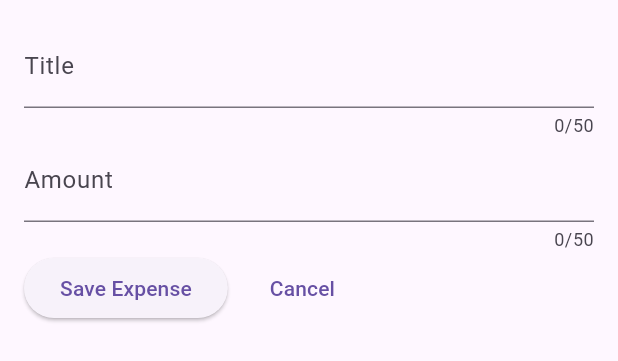
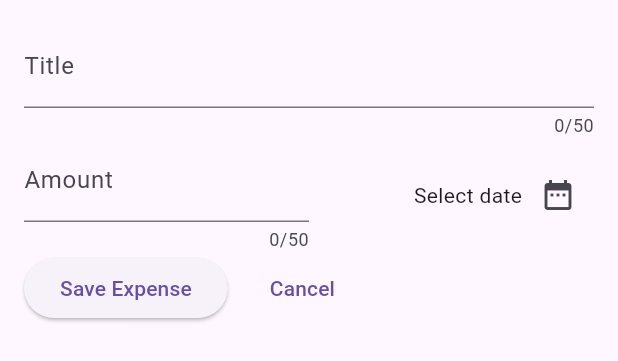
Before and after one commit to ammarelriyali/Expenses-Tracker, a Flutter app: the NewExpensesPage widget shown alone on an empty page, opened directly, on a phone screen of 412 x 824 dp. Shown: the top 361 px of the screen. Run offline on Flutter 3.47's test engine with Material 3 defaults, Android fonts, the phone set to English and light mode, and no system bars.

Commit message:
add form and select date functionality

```diff
--- a/expenses_tracker/lib/Module/Expenses/Widgets/Screens/new_expenses_page.dart
+++ b/expenses_tracker/lib/Module/Expenses/Widgets/Screens/new_expenses_page.dart
@@ -1,6 +1,8 @@
 import 'package:expenses_tracker/Util/Constants/expenses/new_expense_constants.dart';
 import 'package:expenses_tracker/Util/Constants/theme_constants.dart';
 import 'package:flutter/material.dart';
+import 'package:intl/intl.dart';
+final formatter = DateFormat.MMMEd();
 
 class NewExpensesPage extends StatefulWidget {
   const NewExpensesPage({super.key});
@@ -14,6 +16,18 @@ class NewExpensesPage extends StatefulWidget {
 class _NewExpensesPage extends State<NewExpensesPage> {
   final _titleTextController = TextEditingController();
   final _amountTextController = TextEditingController();
+  DateTime? _selectedDate;
+
+  void _showDate() async {
+    final date = DateTime.now();
+    final firstDate = DateTime(date.year,date.month -1);
+    final lastDate = DateTime(date.year,date.month +1);
+    final result  = await showDatePicker(
+        context: context, firstDate: firstDate, lastDate: lastDate);
+      setState(() {
+        _selectedDate = result ;
+      });
+  }
 
   @override
   void dispose() {
@@ -30,33 +44,49 @@ class _NewExpensesPage extends State<NewExpensesPage> {
         children: [
           TextField(
             controller: _titleTextController,
-            maxLength: NewExpenseConstants.expenseTitleTextLength,
+            maxLength: NewExpenseConstants.titleTextLength,
             decoration: const InputDecoration(
-                label: Text(NewExpenseConstants.expenseTitleText)),
-          ),
-          TextField(
-            controller: _amountTextController,
-            keyboardType: TextInputType.number,
-            maxLength: NewExpenseConstants.expenseTitleTextLength,
-            decoration: const InputDecoration( prefixText: "\$ ",
-                label: Text(NewExpenseConstants.expenseAmountText)),
+                label: Text(NewExpenseConstants.titleText)),
           ),
           Row(
             children: [
-
+              Expanded(
+                child: TextField(
+                  controller: _amountTextController,
+                  keyboardType: TextInputType.number,
+                  maxLength: NewExpenseConstants.titleTextLength,
+                  decoration: const InputDecoration(
+                      prefixText: "\$ ",
+                      label: Text(NewExpenseConstants.amountText)),
+                ),
+              ),
+              Expanded(
+                child: Row(
+                  mainAxisAlignment: MainAxisAlignment.end,
+                  crossAxisAlignment: CrossAxisAlignment.center,
+                  children: [
+                    Text(_selectedDate == null ? NewExpenseConstants.selectDate : formatter.format(_selectedDate!)),
+                    IconButton(
+                        onPressed: _showDate, icon: const Icon(Icons.date_range))
+                  ],
+                ),
+              ),
+            ],
+          ),
+          Row(
+            children: [
               ElevatedButton(
                   onPressed: () {
                     print(_titleTextController.text);
                     print(_amountTextController.text);
                   },
-                  child: const Text(NewExpenseConstants.expenseSaveButton)),
-                  const SizedBox(width: ThemeConstants.defaultSpacingHorizontal),
+                  child: const Text(NewExpenseConstants.saveButton)),
+              const SizedBox(width: ThemeConstants.defaultSpacingHorizontal),
               TextButton(
                   onPressed: () {
                     Navigator.pop(context);
                   },
-                  child:
-                      const Text(NewExpenseConstants.expenseCancelButton))
+                  child: const Text(NewExpenseConstants.cancelButton))
             ],
           )
         ],
--- a/expenses_tracker/lib/Util/Constants/expenses/new_expense_constants.dart
+++ b/expenses_tracker/lib/Util/Constants/expenses/new_expense_constants.dart
@@ -1,7 +1,10 @@
 class NewExpenseConstants {
-  static const expenseTitleTextLength = 50;
-  static const expenseTitleText = "Title";
-  static const expenseAmountText = "Amount";
-  static const expenseSaveButton = "Save Expense";
-  static const expenseCancelButton = "Cancel";
+  NewExpenseConstants._();
+  static const titleTextLength = 50;
+  static const titleText = "Title";
+  static const amountText = "Amount";
+  static const amountPrefixText = "\$ ";
+  static const saveButton = "Save Expense";
+  static const cancelButton = "Cancel";
+  static const selectDate= "Select date";
 }
```
